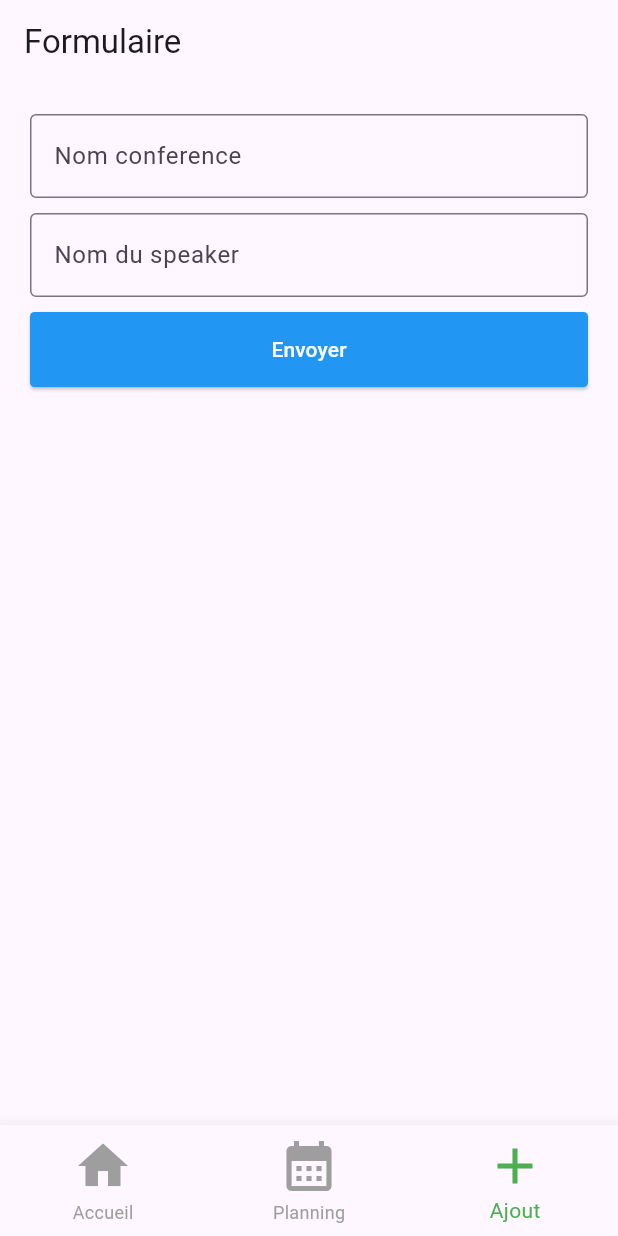
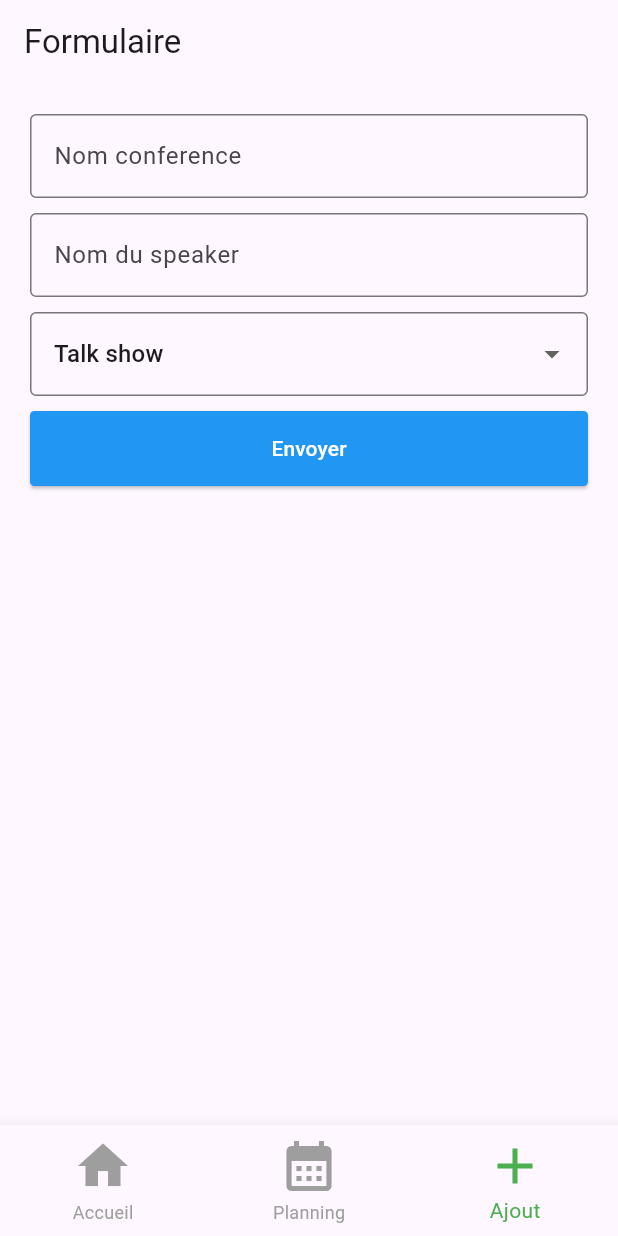
Before and after one commit to jeannotds/asynconf-flutter, a Flutter app: the screen it shows after launch, item 3 of the bottom bar chosen, on a phone screen of 412 x 824 dp. Run offline on Flutter 3.47's test engine with Material 3 defaults, Android fonts, the phone set to English and light mode, and no system bars.

Commit message:
add dropdown

```diff
--- a/lib/pages/add_event_page.dart
+++ b/lib/pages/add_event_page.dart
@@ -18,9 +18,9 @@ class _AddEventPageState extends State<AddEventPage> {
 //dispose elements to get
   @override
   void dispose() {
+    super.dispose();
     confNameController.dispose();
     confSpeakerNameController.dispose();
-    super.dispose();
   }
 
   @override
@@ -66,6 +66,20 @@ class _AddEventPageState extends State<AddEventPage> {
                 controller: confSpeakerNameController,
               ),
             ),
+            Container(
+              margin: const EdgeInsets.only(bottom: 10),
+              child: DropdownButtonFormField(
+                  decoration:
+                      const InputDecoration(border: OutlineInputBorder()),
+                  items: const [
+                    DropdownMenuItem(value: "talk", child: Text("Talk show")),
+                    DropdownMenuItem(value: "demo", child: Text("Demo show")),
+                    DropdownMenuItem(
+                        value: "partner", child: Text("Partner show")),
+                  ],
+                  onChanged: (value) {},
+                  value: "talk"),
+            ),
             SizedBox(
               width: double.infinity,
               height: 50,
```
